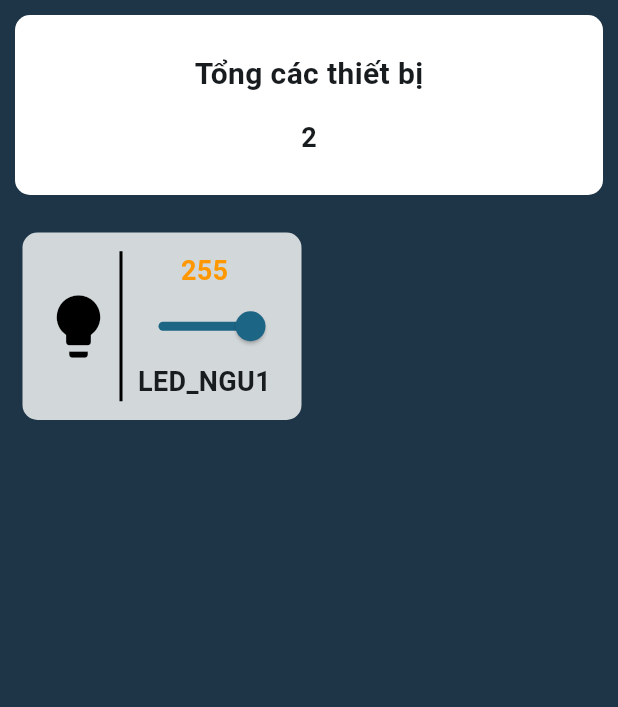
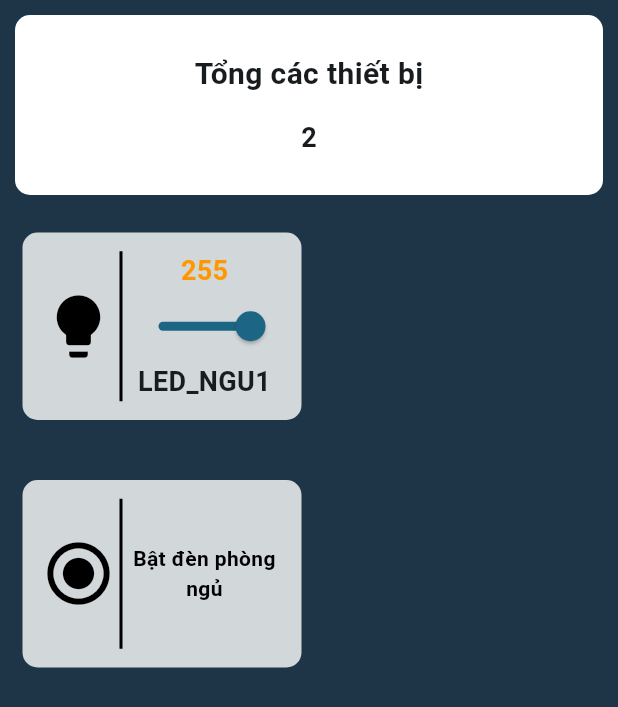
Before and after one commit to tai24112003/Smart_Home, a Flutter app: the screen it shows after launch, on a phone screen of 412 x 824 dp. Shown: the top 707 px of the screen. Run offline on Flutter 3.47's test engine with Material 3 defaults, Android fonts, the phone set to English and light mode, and no system bars; our stand-ins replace firebase_core, firebase_database; accounts and stored records are empty.

Commit message:
Update Duong Lan2

```diff
--- a/lib/components/DeviceItem.dart
+++ b/lib/components/DeviceItem.dart
@@ -44,6 +44,9 @@ class _DevicceItemState extends State<DevicceItem> {
       case "servo":
         iconW = Icons.settings;
         break;
+      case "btn":
+        iconW = Icons.radio_button_checked;
+        break;
     }
     return Container(
       height: 125,
@@ -82,7 +85,8 @@ class _DevicceItemState extends State<DevicceItem> {
             flex: 2,
             child: SizedBox(
               height: 100,
-              child: Column(
+              child:widget.device.type!="btn"?
+              Column(
                 mainAxisAlignment: MainAxisAlignment.spaceEvenly,
                 children: [
                   widget.device.id.contains("phongngu")
@@ -129,7 +133,7 @@ class _DevicceItemState extends State<DevicceItem> {
                     textAlign: TextAlign.center,
                   ),
                 ],
-              ),
+              ):Center(child: Text(widget.device.description,style: TextStyle(color: Colors.black,fontWeight: FontWeight.bold),textAlign: TextAlign.center,)),
             ),
           ),
         ],
```
Also changed, not shown: lib/views/DetailRoomScreen.dart (+18 -8 lines).
